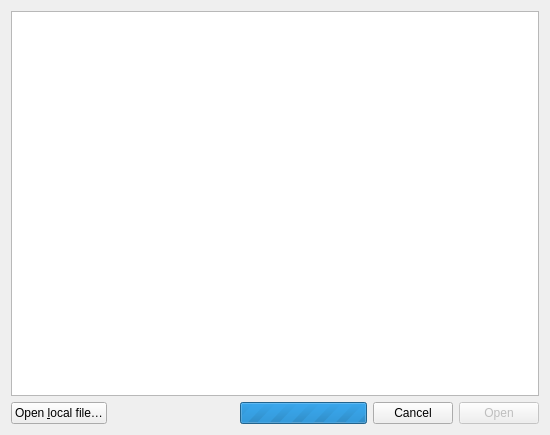
Above: ui/OpenCorpusDialog.ui from rug-compling/dact before the change. Below: the same form after it.
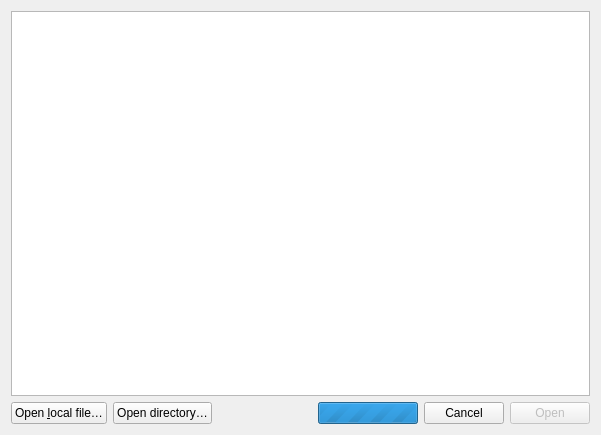
That is the form after the change.

Commit message: Provide the option to open corpora recursively.

Patch:
```diff
--- a/ui/OpenCorpusDialog.ui
+++ b/ui/OpenCorpusDialog.ui
@@ -6,7 +6,7 @@
    <rect>
     <x>0</x>
     <y>0</y>
-    <width>550</width>
+    <width>601</width>
     <height>435</height>
    </rect>
   </property>
@@ -46,6 +46,13 @@
        </property>
       </widget>
      </item>
+     <item>
+      <widget class="QPushButton" name="openLocalDirectoryPushButton">
+       <property name="text">
+        <string>Open directory…</string>
+       </property>
+      </widget>
+     </item>
      <item>
       <spacer name="horizontalSpacer">
        <property name="orientation">
```
Left out of the diff: 16 changed lines with no effect on the pictures. The commit also changes 3 other files.
